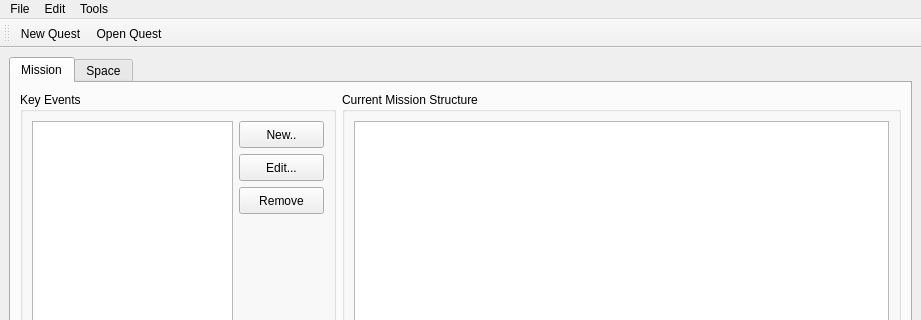
Above: ui/editorwindow.ui from hkeeble/ProcLevelDesigner before the change; both pictures show x 0 to 921 and y 0 to 320 of the 921 by 668 pixel window. Below: the same form after it.
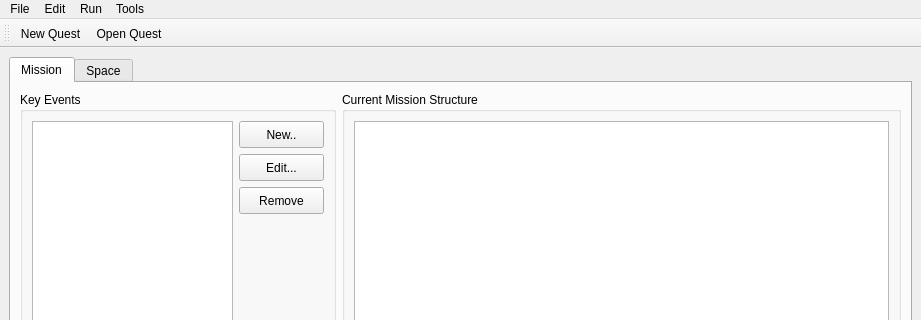
That is the form after the change.

Patch:
```diff
--- a/ui/editorwindow.ui
+++ b/ui/editorwindow.ui
@@ -324,9 +324,17 @@
      <string>Tools</string>
     </property>
     <addaction name="actionQuest_Database"/>
+    <addaction name="actionSet_Solarus_Directory"/>
+   </widget>
+   <widget class="QMenu" name="menuRun">
+    <property name="title">
+     <string>Run</string>
+    </property>
+    <addaction name="actionRun"/>
    </widget>
    <addaction name="menuProcedural_Level_Designer"/>
    <addaction name="menuEdit"/>
+   <addaction name="menuRun"/>
    <addaction name="menuTools"/>
   </widget>
   <widget class="QStatusBar" name="statusbar"/>
```
Left out of the diff: 10 changed lines with no effect on the pictures.
